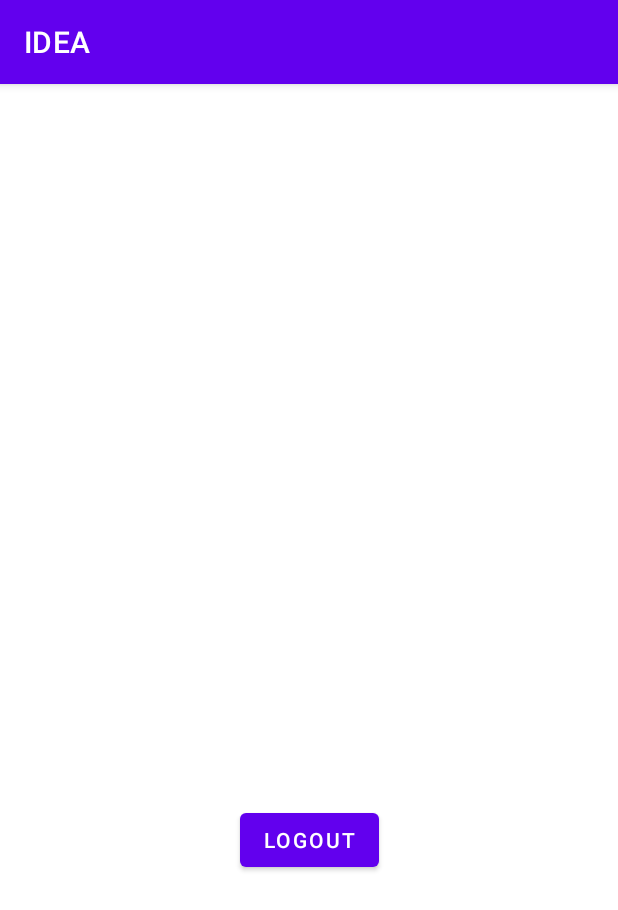
After one commit to Emerald-Z/IDEA, an Android app: the EditAccountLogoutActivity screen opened directly, with no data from a screen before it, on a phone screen of 412 x 824 dp. The commit adds this screen. Shown: the top 910 px of the screen. Run offline under Robolectric (Android 15) with nearby library versions, the phone set to English and light mode, and no system bars.

Commit message:
session started

```diff
--- a/app/src/main/AndroidManifest.xml
+++ b/app/src/main/AndroidManifest.xml
@@ -12,7 +12,8 @@
         android:supportsRtl="true"
         android:theme="@style/Theme.IDEA"
         android:usesCleartextTraffic="true">
-        <activity android:name=".ui.login.RegisterActivity"></activity>
+        <activity android:name=".EditAccountLogoutActivity"></activity>
+        <activity android:name=".ui.login.RegisterActivity" />
         <activity android:name=".ui.calendar.CalendarActivity" />
         <activity android:name=".SchoolInformationActivity" />
         <activity android:name=".ui.hours.HoursActivity" />
--- /dev/null
+++ b/app/src/main/java/com/example/idea/EditAccountLogoutActivity.java
@@ -0,0 +1,38 @@
+package com.example.idea;
+
+import androidx.appcompat.app.AppCompatActivity;
+
+import android.app.Activity;
+import android.content.Intent;
+import android.content.SharedPreferences;
+import android.os.Bundle;
+import android.view.View;
+import android.widget.Button;
+import android.widget.EditText;
+import android.widget.Toast;
+
+import com.example.idea.ui.login.LoginActivity;
+import com.example.idea.ui.login.RegisterActivity;
+
+public class EditAccountLogoutActivity extends AppCompatActivity {
+    SharedPreferences preferences;
+
+    @Override
+    protected void onCreate(Bundle savedInstanceState) {
+        super.onCreate(savedInstanceState);
+        setContentView(R.layout.activity_edit_account_logout);
+
+        Button logout = (Button) findViewById(R.id.logout);
+        preferences = getSharedPreferences("MyPrefs", MODE_PRIVATE);
+        logout.setOnClickListener(new View.OnClickListener() {
+            @Override
+            public void onClick(View v) {
+                SharedPreferences.Editor editor = preferences.edit();
+                editor.clear();
+                editor.commit();
+                startActivity(new Intent(EditAccountLogoutActivity.this, LoginActivity.class));
+            }
+        });
+
+    }
+}
--- /dev/null
+++ b/app/src/main/res/layout/activity_edit_account_logout.xml
@@ -0,0 +1,19 @@
+<?xml version="1.0" encoding="utf-8"?>
+<androidx.constraintlayout.widget.ConstraintLayout xmlns:android="http://schemas.android.com/apk/res/android"
+    xmlns:app="http://schemas.android.com/apk/res-auto"
+    xmlns:tools="http://schemas.android.com/tools"
+    android:layout_width="match_parent"
+    android:layout_height="match_parent"
+    tools:context=".EditAccountLogoutActivity">
+
+    <Button
+        android:id="@+id/logout"
+        android:layout_width="wrap_content"
+        android:layout_height="wrap_content"
+        android:layout_marginBottom="240dp"
+        android:text="Logout"
+        app:layout_constraintBottom_toBottomOf="parent"
+        app:layout_constraintEnd_toEndOf="parent"
+        app:layout_constraintStart_toStartOf="parent" />
+
+</androidx.constraintlayout.widget.ConstraintLayout>
```
Also changed, not shown: app/src/main/java/com/example/idea/MainActivity.java (+22 -0 lines), app/src/main/java/com/example/idea/ui/calendar/CalendarActivity.java (+4 -3 lines), app/src/main/java/com/example/idea/ui/login/LoginActivity.java (+25 -4 lines), app/src/main/java/com/example/idea/ui/login/RegisterActivity.java (+5 -6 lines), app/src/main/res/layout/activity_main.xml (+18 -2 lines), app/src/main/res/layout/activity_register.xml (+8 -8 lines).
